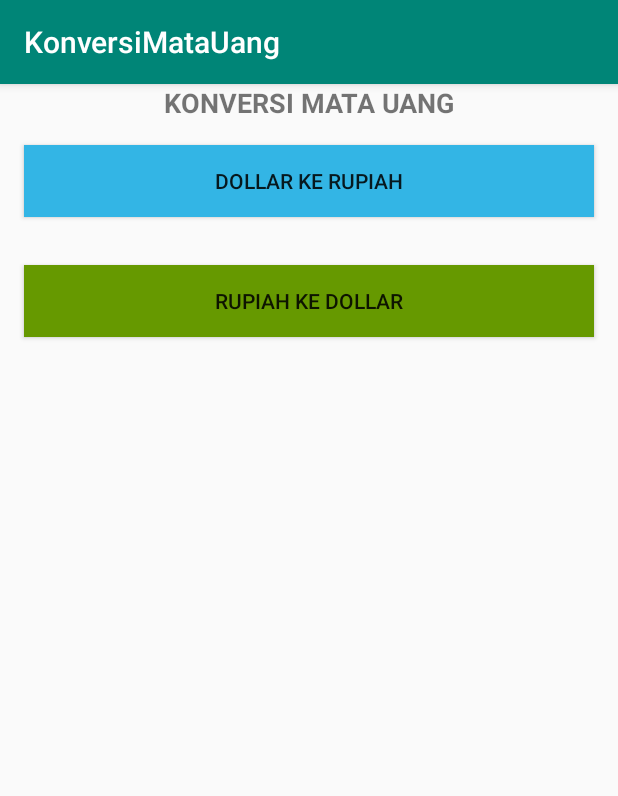
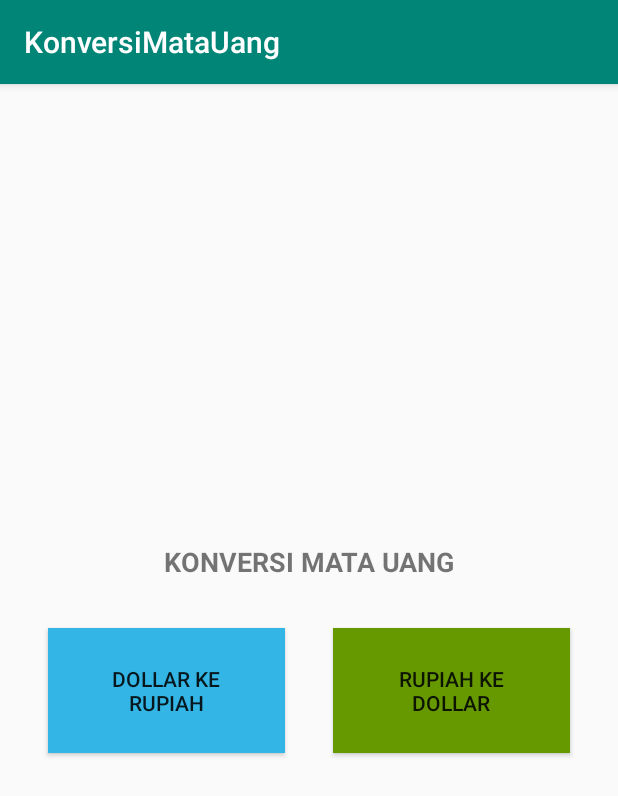
Before and after one commit to TutiAmalia/KonversiMataUang, an Android app: the screen it shows after launch (MainActivity), on a phone screen of 412 x 824 dp. Shown: the top 796 px of the screen. Run offline under Robolectric (Android 15) with nearby library versions, the phone set to English and light mode, and no system bars.

Commit message:
perubahan layout

```diff
--- a/app/src/main/res/layout/activity_dollar_ke_rupiah.xml
+++ b/app/src/main/res/layout/activity_dollar_ke_rupiah.xml
@@ -11,7 +11,7 @@
         <TextView
             android:layout_width="wrap_content"
             android:layout_height="wrap_content"
-            android:text="@string/masukkan_jumlah_mata_uang"
+            android:text= "@string/masukkan_jumlah_mata_uang_dollar"
             android:textStyle="bold"
             android:id="@+id/tv_data1"/>
 
@@ -37,9 +37,9 @@
         <TextView
             android:layout_width="wrap_content"
             android:layout_height="wrap_content"
-            android:text="@string/hasil"
+            android:text="@string/nilai_rupiah"
             android:id="@+id/tv_hasil"
-            android:textSize="24sp"
+            android:textSize="16sp"
             android:layout_gravity="center"
             />
 
--- a/app/src/main/res/layout/activity_main.xml
+++ b/app/src/main/res/layout/activity_main.xml
@@ -5,6 +5,7 @@
     android:layout_width="match_parent"
     android:layout_height="match_parent"
     android:orientation="vertical"
+    android:gravity="center"
     tools:context=".MainActivity">
 
         <TextView
@@ -12,34 +13,41 @@
             android:layout_height="wrap_content"
             android:text="@string/konversi_mata_uang"
             android:id="@+id/tv_data"
+            android:layout_marginTop="16dp"
             android:textSize="18sp"
             android:textStyle="bold"
             android:gravity="center"/>
+
+        <LinearLayout
+            android:layout_width="match_parent"
+            android:layout_height="wrap_content"
+            android:orientation="horizontal"
+            android:gravity="center"
+            android:layout_margin="16dp">
 
                 <Button
                     android:id="@+id/btn_moveDtoR"
                     android:layout_width="match_parent"
                     android:layout_height="wrap_content"
-            android:layout_marginBottom="@dimen/activity_vertical_margin"
-            android:layout_marginRight="@dimen/activity_horizontal_margin"
-            android:layout_marginTop="@dimen/activity_vertical_margin"
-            android:layout_marginLeft="@dimen/activity_horizontal_margin"
+                    android:layout_margin="16dp"
+                    android:padding="24dp"
                     android:text="@string/dollar_ke_rupiah"
                     android:background="@android:color/holo_blue_light"
                     android:layout_gravity="center"
+                    android:layout_weight="50"
                     />
 
                 <Button
                     android:id="@+id/btn_moveRtoD"
                     android:layout_width="match_parent"
                     android:layout_height="wrap_content"
-            android:layout_marginBottom="@dimen/activity_vertical_margin"
-            android:layout_marginRight="@dimen/activity_horizontal_margin"
-            android:layout_marginTop="@dimen/activity_vertical_margin"
-            android:layout_marginLeft="@dimen/activity_horizontal_margin"
+                    android:layout_margin="16dp"
+                    android:padding="24dp"
                     android:text="@string/rupiah_ke_dollar"
                     android:background="@android:color/holo_green_dark"
-            android:layout_gravity="center"/>
-
+                    android:layout_gravity="center"
+                    android:layout_weight="50"/>
 
         </LinearLayout>
+
+</LinearLayout>
--- a/app/src/main/res/layout/activity_rupiah_ke_dollar.xml
+++ b/app/src/main/res/layout/activity_rupiah_ke_dollar.xml
@@ -10,7 +10,7 @@
         <TextView
             android:layout_width="wrap_content"
             android:layout_height="wrap_content"
-            android:text="@string/masukkan_jumlah_mata_uang"
+            android:text="@string/masukkan_jumlah_mata_uang_rupiah_rp"
             android:textStyle="bold"
             android:id="@+id/tv_data2"/>
 
@@ -36,9 +36,9 @@
         <TextView
             android:layout_width="wrap_content"
             android:layout_height="wrap_content"
-            android:text="@string/hasil"
+            android:text="@string/nilai_dollar"
             android:id="@+id/tv_hasil1"
-            android:textSize="24sp"
+            android:textSize="16sp"
             android:layout_gravity="center"
             />
 
--- a/app/src/main/res/values/strings.xml
+++ b/app/src/main/res/values/strings.xml
@@ -6,4 +6,8 @@
     <string name="masukkan_jumlah_mata_uang">Masukkan jumlah mata uang</string>
     <string name="hasil">Hasil</string>
     <string name="konversi">KONVERSI</string>
+    <string name="masukkan_jumlah_mata_uang_dollar">Masukkan jumlah mata uang Dollar ($)</string>
+    <string name="nilai_rupiah">Nilai Rupiah</string>
+    <string name="masukkan_jumlah_mata_uang_rupiah_rp">Masukkan jumlah mata uang rupiah (Rp.)</string>
+    <string name="nilai_dollar">Nilai Dollar</string>
 </resources>
```
Lines whose indentation alone changed are shown as unchanged.
